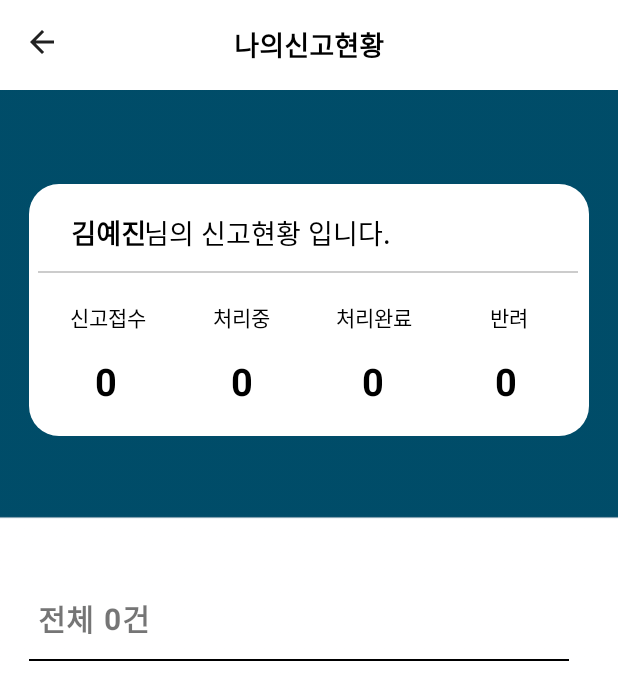
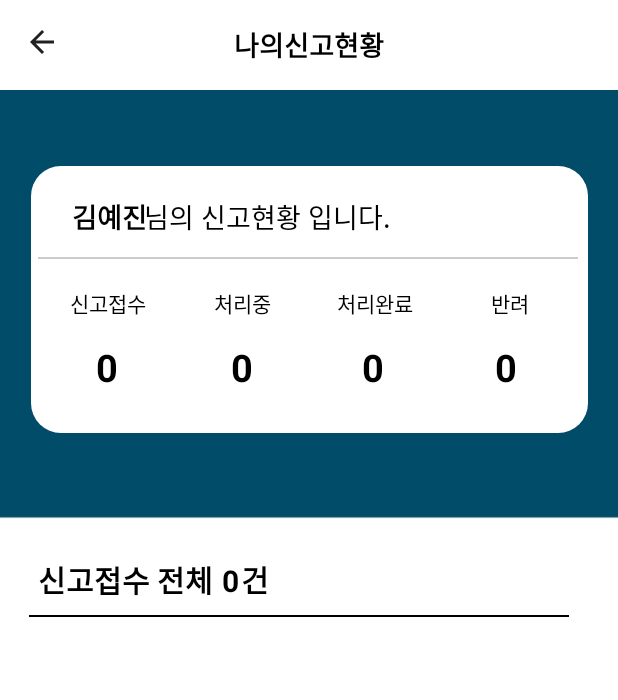
Before and after one commit to vaturn/proj, an Android app: the MyupdateActivity screen opened directly, with no data from a screen before it, on a phone screen of 412 x 824 dp. Shown: the top 700 px of the screen. Run offline under Robolectric (Android 15) with nearby library versions, the phone set to English and light mode, and no system bars; our stand-ins replace Firebase (no records; nobody signed in at launch, a user with empty details on screens opened directly); 5 statements that could not run were skipped.

Commit message:
2023-12-20 Last Dance

```diff
--- a/app/src/main/res/layout/activity_myupdate.xml
+++ b/app/src/main/res/layout/activity_myupdate.xml
@@ -11,28 +11,57 @@
         android:id="@+id/textView30"
         android:layout_width="156dp"
         android:layout_height="29dp"
-        android:text="전체    건"
+        android:text="신고접수 전체    건"
+        android:textColor="@color/black"
         android:textSize="20sp"
         android:textStyle="bold"
         app:layout_constraintBottom_toBottomOf="parent"
         app:layout_constraintEnd_toEndOf="parent"
         app:layout_constraintHorizontal_bias="0.098"
         app:layout_constraintStart_toStartOf="parent"
-        app:layout_constraintTop_toTopOf="parent" />
+        app:layout_constraintTop_toTopOf="parent"
+        app:layout_constraintVertical_bias="0.467" />
+
+    <View
+        android:id="@+id/view4"
+        android:layout_width="360dp"
+        android:layout_height="1dp"
+        android:background="@color/black"
+        app:layout_constraintBottom_toBottomOf="parent"
+        app:layout_constraintEnd_toEndOf="parent"
+        app:layout_constraintHorizontal_bias="0.372"
+        app:layout_constraintStart_toStartOf="parent"
+        app:layout_constraintTop_toTopOf="@+id/toolbar"
+        app:layout_constraintVertical_bias="0.498" />
+
+    <TextView
+        android:id="@+id/tv_table"
+        android:layout_width="292dp"
+        android:layout_height="wrap_content"
+        android:text=""
+        android:textColor="@color/black"
+        android:textSize="16dp"
+        app:layout_constraintBottom_toBottomOf="parent"
+        app:layout_constraintEnd_toEndOf="parent"
+        app:layout_constraintHorizontal_bias="0.21"
+        app:layout_constraintStart_toStartOf="parent"
+        app:layout_constraintTop_toTopOf="@+id/toolbar"
+        app:layout_constraintVertical_bias="0.535" />
 
     <TextView
         android:id="@+id/text_DBnumber"
-        android:layout_width="25dp"
-        android:layout_height="31dp"
+        android:layout_width="22dp"
+        android:layout_height="29dp"
         android:text="0"
+        android:textColor="@color/black"
         android:textSize="20sp"
         android:textStyle="bold"
         app:layout_constraintBottom_toBottomOf="parent"
         app:layout_constraintEnd_toEndOf="parent"
-        app:layout_constraintHorizontal_bias="0.18"
+        app:layout_constraintHorizontal_bias="0.38"
         app:layout_constraintStart_toStartOf="parent"
         app:layout_constraintTop_toTopOf="parent"
-        app:layout_constraintVertical_bias="0.503" />
+        app:layout_constraintVertical_bias="0.47" />
 
     <androidx.appcompat.widget.Toolbar
         android:id="@+id/toolbar"
@@ -59,29 +88,14 @@
 
     <ImageView
         android:id="@+id/imageView9"
-        android:layout_width="373dp"
-        android:layout_height="168dp"
+        android:layout_width="371dp"
+        android:layout_height="178dp"
         app:layout_constraintBottom_toBottomOf="parent"
         app:layout_constraintEnd_toEndOf="parent"
         app:layout_constraintStart_toStartOf="parent"
         app:layout_constraintTop_toTopOf="parent"
-        app:layout_constraintVertical_bias="0.187"
+        app:layout_constraintVertical_bias="0.171"
         app:srcCompat="@drawable/mat" />
-
-    <TextView
-        android:id="@+id/text_DBname2"
-        android:layout_width="wrap_content"
-        android:layout_height="wrap_content"
-        android:text="김예진"
-        android:textColor="@color/black"
-        android:textSize="18dp"
-        android:textStyle="bold"
-        app:layout_constraintBottom_toBottomOf="parent"
-        app:layout_constraintEnd_toEndOf="parent"
-        app:layout_constraintHorizontal_bias="0.131"
-        app:layout_constraintStart_toStartOf="parent"
-        app:layout_constraintTop_toTopOf="@+id/toolbar"
-        app:layout_constraintVertical_bias="0.177" />
 
     <TextView
         android:id="@+id/textView12"
@@ -95,7 +109,7 @@
         app:layout_constraintHorizontal_bias="0.389"
         app:layout_constraintStart_toStartOf="parent"
         app:layout_constraintTop_toTopOf="@+id/toolbar"
-        app:layout_constraintVertical_bias="0.177" />
+        app:layout_constraintVertical_bias="0.164" />
 
     <TextView
         android:id="@+id/text_DB1"
@@ -107,10 +121,10 @@
         android:textStyle="bold"
         app:layout_constraintBottom_toBottomOf="parent"
         app:layout_constraintEnd_toEndOf="parent"
-        app:layout_constraintHorizontal_bias="0.16"
+        app:layout_constraintHorizontal_bias="0.161"
         app:layout_constraintStart_toStartOf="parent"
         app:layout_constraintTop_toTopOf="@+id/toolbar"
-        app:layout_constraintVertical_bias="0.300" />
+        app:layout_constraintVertical_bias="0.288" />
 
     <TextView
         android:id="@+id/text_DB2"
@@ -122,10 +136,10 @@
         android:textStyle="bold"
         app:layout_constraintBottom_toBottomOf="parent"
         app:layout_constraintEnd_toEndOf="parent"
-        app:layout_constraintHorizontal_bias="0.830"
+        app:layout_constraintHorizontal_bias="0.831"
         app:layout_constraintStart_toStartOf="parent"
         app:layout_constraintTop_toTopOf="@+id/toolbar"
-        app:layout_constraintVertical_bias="0.30" />
+        app:layout_constraintVertical_bias="0.288" />
 
     <TextView
         android:id="@+id/text_DB3"
@@ -140,7 +154,7 @@
         app:layout_constraintHorizontal_bias="0.387"
         app:layout_constraintStart_toStartOf="parent"
         app:layout_constraintTop_toTopOf="@+id/toolbar"
-        app:layout_constraintVertical_bias="0.300" />
+        app:layout_constraintVertical_bias="0.288" />
 
     <TextView
         android:id="@+id/text_DB4"
@@ -155,7 +169,7 @@
         app:layout_constraintHorizontal_bias="0.607"
         app:layout_constraintStart_toStartOf="parent"
         app:layout_constraintTop_toTopOf="@+id/toolbar"
-        app:layout_constraintVertical_bias="0.300" />
+        app:layout_constraintVertical_bias="0.288" />
 
     <TextView
         android:id="@+id/textView23"
@@ -165,10 +179,10 @@
         android:textColor="@color/black"
         app:layout_constraintBottom_toBottomOf="parent"
         app:layout_constraintEnd_toEndOf="parent"
-        app:layout_constraintHorizontal_bias="0.620"
+        app:layout_constraintHorizontal_bias="0.621"
         app:layout_constraintStart_toStartOf="parent"
         app:layout_constraintTop_toTopOf="@+id/toolbar"
-        app:layout_constraintVertical_bias="0.25" />
+        app:layout_constraintVertical_bias="0.238" />
 
     <TextView
         android:id="@+id/textView25"
@@ -178,10 +192,10 @@
         android:textColor="@color/black"
         app:layout_constraintBottom_toBottomOf="parent"
         app:layout_constraintEnd_toEndOf="parent"
-        app:layout_constraintHorizontal_bias="0.845"
+        app:layout_constraintHorizontal_bias="0.846"
         app:layout_constraintStart_toStartOf="parent"
         app:layout_constraintTop_toTopOf="@+id/toolbar"
-        app:layout_constraintVertical_bias="0.25" />
+        app:layout_constraintVertical_bias="0.238" />
 
     <View
         android:layout_width="360dp"
@@ -192,19 +206,7 @@
         app:layout_constraintHorizontal_bias="0.49"
         app:layout_constraintStart_toStartOf="parent"
         app:layout_constraintTop_toTopOf="@+id/toolbar"
-        app:layout_constraintVertical_bias="0.22" />
-
-    <View
-        android:id="@+id/view4"
-        android:layout_width="360dp"
-        android:layout_height="1dp"
-        android:background="@color/black"
-        app:layout_constraintBottom_toBottomOf="parent"
-        app:layout_constraintEnd_toEndOf="parent"
-        app:layout_constraintHorizontal_bias="0.372"
-        app:layout_constraintStart_toStartOf="parent"
-        app:layout_constraintTop_toTopOf="@+id/toolbar"
-        app:layout_constraintVertical_bias="0.534" />
+        app:layout_constraintVertical_bias="0.208" />
 
     <TextView
         android:id="@+id/textView13"
@@ -217,7 +219,7 @@
         app:layout_constraintHorizontal_bias="0.13"
         app:layout_constraintStart_toStartOf="parent"
         app:layout_constraintTop_toTopOf="@+id/toolbar"
-        app:layout_constraintVertical_bias="0.25" />
+        app:layout_constraintVertical_bias="0.238" />
 
     <TextView
         android:id="@+id/textView22"
@@ -227,23 +229,25 @@
         android:textColor="@color/black"
         app:layout_constraintBottom_toBottomOf="parent"
         app:layout_constraintEnd_toEndOf="parent"
-        app:layout_constraintHorizontal_bias="0.38"
+        app:layout_constraintHorizontal_bias="0.381"
         app:layout_constraintStart_toStartOf="parent"
         app:layout_constraintTop_toTopOf="@+id/toolbar"
-        app:layout_constraintVertical_bias="0.25" />
+        app:layout_constraintVertical_bias="0.238" />
 
     <TextView
-        android:id="@+id/tv_table"
-        android:layout_width="292dp"
+        android:id="@+id/text_DBname2"
+        android:layout_width="wrap_content"
         android:layout_height="wrap_content"
-        android:text=""
+        android:text="김예진"
         android:textColor="@color/black"
+        android:textSize="18dp"
+        android:textStyle="bold"
         app:layout_constraintBottom_toBottomOf="parent"
         app:layout_constraintEnd_toEndOf="parent"
-        app:layout_constraintHorizontal_bias="0.21"
+        app:layout_constraintHorizontal_bias="0.132"
         app:layout_constraintStart_toStartOf="parent"
         app:layout_constraintTop_toTopOf="@+id/toolbar"
-        app:layout_constraintVertical_bias="0.57" />
+        app:layout_constraintVertical_bias="0.164" />
 
 
 </androidx.constraintlayout.widget.ConstraintLayout>
--- a/app/src/main/res/layout/warning_dialog.xml
+++ b/app/src/main/res/layout/warning_dialog.xml
@@ -16,7 +16,7 @@
         android:layout_width="200dp"
         android:layout_height="90dp"
         android:layout_gravity="center"
-        app:srcCompat="@drawable/warning" />
+        app:srcCompat="@drawable/siren" />
 
     <TextView
         android:id="@+id/textView31"
```
Also changed, not shown: app/src/main/res/drawable/round.xml (added, +10 -0 lines), app/src/main/res/layout/activity_map.xml (+6 -7 lines), app/src/main/res/layout/activity_reportmap.xml (+44 -20 lines), app/src/main/res/layout/child2.xml (+48 -23 lines), app/src/main/res/layout/map_drawer.xml (+4 -17 lines).
